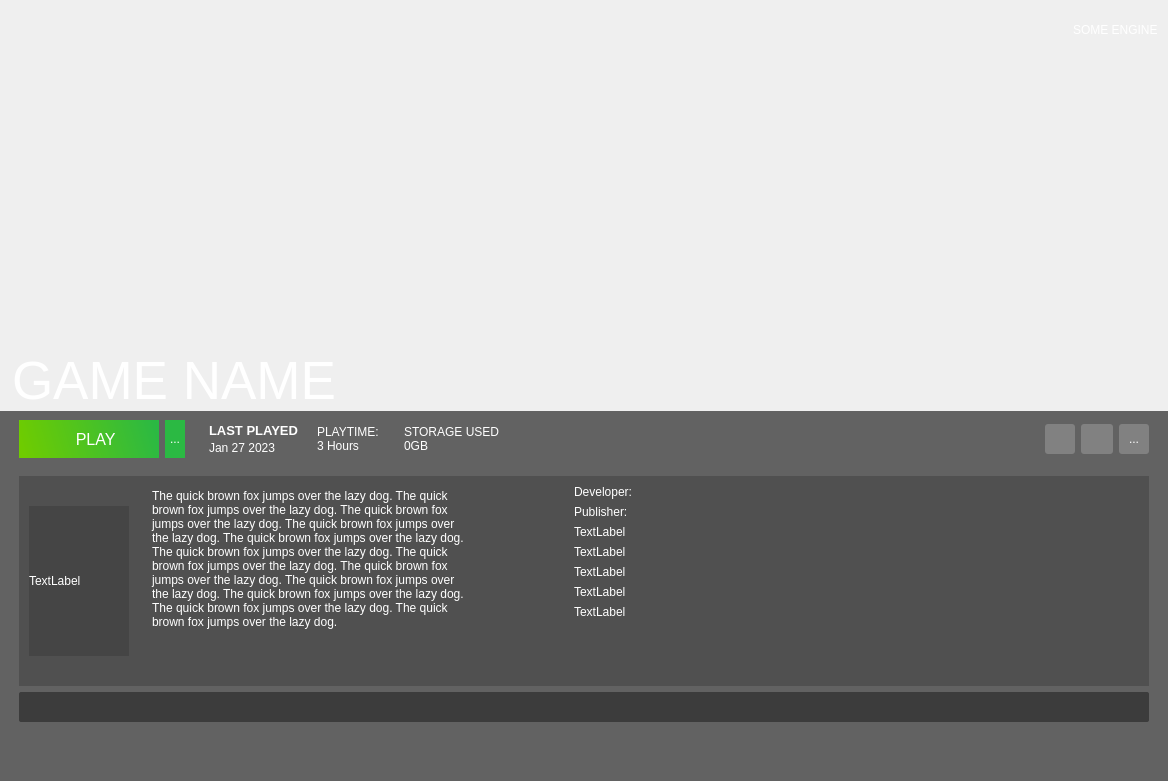
Old version of the form atlas/ui/views/DetailedRecordView.ui in the repository KJNeko/Atlas.
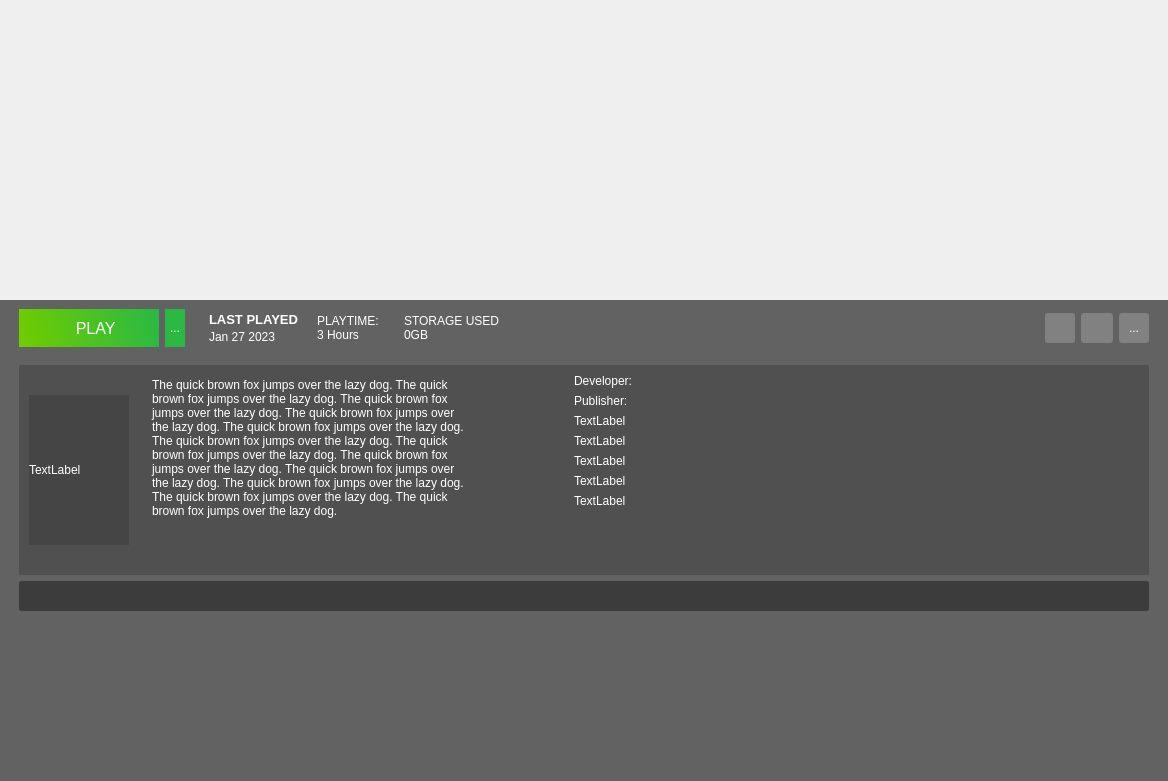
New version of the form. Icons and pictures are not drawn.

Commit message: Fixed issue with detail view layout. Now scales properly

```diff
--- a/atlas/ui/views/DetailedRecordView.ui
+++ b/atlas/ui/views/DetailedRecordView.ui
@@ -66,157 +66,37 @@
       <property name="spacing">
        <number>0</number>
       </property>
-      <item row="3" column="0">
-       <spacer name="horizontalSpacer_7">
-        <property name="orientation">
-         <enum>Qt::Horizontal</enum>
-        </property>
-        <property name="sizeType">
-         <enum>QSizePolicy::Fixed</enum>
-        </property>
-        <property name="sizeHint" stdset="0">
-         <size>
-          <width>12</width>
-          <height>20</height>
-         </size>
-        </property>
-       </spacer>
-      </item>
-      <item row="0" column="3">
-       <spacer name="verticalSpacer">
-        <property name="orientation">
-         <enum>Qt::Vertical</enum>
-        </property>
-        <property name="sizeType">
-         <enum>QSizePolicy::Fixed</enum>
-        </property>
-        <property name="sizeHint" stdset="0">
-         <size>
-          <width>10</width>
-          <height>20</height>
-         </size>
-        </property>
-       </spacer>
-      </item>
-      <item row="3" column="2" colspan="2">
-       <spacer name="horizontalSpacer">
-        <property name="orientation">
-         <enum>Qt::Horizontal</enum>
-        </property>
-        <property name="sizeType">
-         <enum>QSizePolicy::Expanding</enum>
-        </property>
-        <property name="sizeHint" stdset="0">
-         <size>
-          <width>0</width>
-          <height>0</height>
-         </size>
-        </property>
-       </spacer>
-      </item>
-      <item row="3" column="1">
-       <widget class="QLabel" name="lbGameName">
-        <property name="sizePolicy">
-         <sizepolicy hsizetype="Maximum" vsizetype="Maximum">
-          <horstretch>0</horstretch>
-          <verstretch>0</verstretch>
-         </sizepolicy>
-        </property>
-        <property name="font">
-         <font>
-          <pointsize>40</pointsize>
-         </font>
-        </property>
-        <property name="styleSheet">
-         <string notr="true"/>
-        </property>
-        <property name="text">
-         <string notr="true">GAME NAME</string>
-        </property>
-        <property name="textFormat">
-         <enum>Qt::AutoText</enum>
-        </property>
-       </widget>
-      </item>
-      <item row="1" column="4">
-       <spacer name="horizontalSpacer_8">
-        <property name="orientation">
-         <enum>Qt::Horizontal</enum>
-        </property>
-        <property name="sizeType">
-         <enum>QSizePolicy::Fixed</enum>
-        </property>
-        <property name="sizeHint" stdset="0">
-         <size>
-          <width>10</width>
-          <height>20</height>
-         </size>
-        </property>
-       </spacer>
-      </item>
-      <item row="1" column="3">
-       <widget class="QLabel" name="lbGameEngine">
-        <property name="sizePolicy">
-         <sizepolicy hsizetype="Maximum" vsizetype="Maximum">
-          <horstretch>0</horstretch>
-          <verstretch>0</verstretch>
-         </sizepolicy>
-        </property>
-        <property name="text">
-         <string notr="true">SOME ENGINE</string>
-        </property>
-        <property name="alignment">
-         <set>Qt::AlignBottom|Qt::AlignLeading|Qt::AlignLeft</set>
-        </property>
-       </widget>
-      </item>
-      <item row="2" column="3">
+      <item row="0" column="1">
        <spacer name="verticalSpacer_4">
         <property name="orientation">
          <enum>Qt::Vertical</enum>
         </property>
         <property name="sizeType">
-         <enum>QSizePolicy::MinimumExpanding</enum>
+         <enum>QSizePolicy::Fixed</enum>
         </property>
         <property name="sizeHint" stdset="0">
          <size>
           <width>20</width>
-          <height>180</height>
+          <height>280</height>
          </size>
         </property>
        </spacer>
       </item>
-      <item row="4" column="0" colspan="5">
+      <item row="2" column="0" colspan="3">
        <widget class="QWidget" name="bannerDetailWidget" native="true">
-        <property name="minimumSize">
-         <size>
-          <width>0</width>
-          <height>100</height>
-         </size>
+        <property name="sizePolicy">
+         <sizepolicy hsizetype="Expanding" vsizetype="Expanding">
+          <horstretch>0</horstretch>
+          <verstretch>0</verstretch>
+         </sizepolicy>
         </property>
         <property name="styleSheet">
-         <string notr="true">border:none;
-background-color:rgba(0, 0, 0, 150);</string>
+         <string notr="true">background-color:rgba(0, 0, 0, 150);
+border:none;</string>
         </property>
-        <layout class="QGridLayout" name="gridLayout_4">
-         <item row="2" column="1">
-          <spacer name="verticalSpacer_2">
-           <property name="orientation">
-            <enum>Qt::Vertical</enum>
-           </property>
-           <property name="sizeType">
-            <enum>QSizePolicy::Fixed</enum>
-           </property>
-           <property name="sizeHint" stdset="0">
-            <size>
-             <width>20</width>
-             <height>12</height>
-            </size>
-           </property>
-          </spacer>
-         </item>
-         <item row="1" column="0">
-          <spacer name="horizontalSpacer_9">
+        <layout class="QGridLayout" name="gridLayout_12">
+         <item row="0" column="0">
+          <spacer name="horizontalSpacer_15">
            <property name="orientation">
             <enum>Qt::Horizontal</enum>
            </property>
@@ -231,30 +111,7 @@
            </property>
           </spacer>
          </item>
-         <item row="1" column="8">
-          <widget class="QLabel" name="lbStorageUsed">
-           <property name="minimumSize">
-            <size>
-             <width>90</width>
-             <height>0</height>
-            </size>
-           </property>
-           <property name="maximumSize">
-            <size>
-             <width>100</width>
-             <height>16777215</height>
-            </size>
-           </property>
-           <property name="styleSheet">
-            <string notr="true">background-color:none;</string>
-           </property>
-           <property name="text">
-            <string>STORAGE USED
-0GB</string>
-           </property>
-          </widget>
-         </item>
-         <item row="1" column="1">
+         <item row="0" column="1">
           <widget class="QToolButton" name="btnPlay">
            <property name="minimumSize">
             <size>
@@ -298,7 +155,240 @@
            </property>
           </widget>
          </item>
-         <item row="1" column="11">
+         <item row="0" column="2">
+          <widget class="QToolButton" name="tbSelectVersion">
+           <property name="minimumSize">
+            <size>
+             <width>20</width>
+             <height>38</height>
+            </size>
+           </property>
+           <property name="styleSheet">
+            <string notr="true">background-color: rgba(43, 185, 67, 255);
+border-radius:none;
+color: rgb(255, 255, 255);</string>
+           </property>
+           <property name="text">
+            <string>...</string>
+           </property>
+           <property name="icon">
+            <iconset resource="../../resources.qrc">
+             <normaloff>:/images/assets/dropdownicon.svg</normaloff>:/images/assets/dropdownicon.svg</iconset>
+           </property>
+           <property name="iconSize">
+            <size>
+             <width>16</width>
+             <height>12</height>
+            </size>
+           </property>
+          </widget>
+         </item>
+         <item row="0" column="3">
+          <spacer name="horizontalSpacer_22">
+           <property name="orientation">
+            <enum>Qt::Horizontal</enum>
+           </property>
+           <property name="sizeType">
+            <enum>QSizePolicy::Fixed</enum>
+           </property>
+           <property name="sizeHint" stdset="0">
+            <size>
+             <width>10</width>
+             <height>20</height>
+            </size>
+           </property>
+          </spacer>
+         </item>
+         <item row="0" column="4">
+          <widget class="QWidget" name="LastPlayed" native="true">
+           <property name="minimumSize">
+            <size>
+             <width>58</width>
+             <height>0</height>
+            </size>
+           </property>
+           <property name="styleSheet">
+            <string notr="true">background:none;</string>
+           </property>
+           <layout class="QGridLayout" name="gridLayout_11">
+            <property name="leftMargin">
+             <number>2</number>
+            </property>
+            <property name="topMargin">
+             <number>2</number>
+            </property>
+            <property name="rightMargin">
+             <number>2</number>
+            </property>
+            <property name="bottomMargin">
+             <number>2</number>
+            </property>
+            <property name="spacing">
+             <number>2</number>
+            </property>
+            <item row="1" column="0">
+             <widget class="QLabel" name="lbLastPlayed">
+              <property name="minimumSize">
+               <size>
+                <width>80</width>
+                <height>0</height>
+               </size>
+              </property>
+              <property name="maximumSize">
+               <size>
+                <width>100</width>
+                <height>16777215</height>
+               </size>
+              </property>
+              <property name="styleSheet">
+               <string notr="true">background-color:none;</string>
+              </property>
+              <property name="text">
+               <string>Jan 27 2023</string>
+              </property>
+             </widget>
+            </item>
+            <item row="0" column="0">
+             <widget class="QLabel" name="label_16">
+              <property name="font">
+               <font>
+                <pointsize>10</pointsize>
+                <bold>true</bold>
+               </font>
+              </property>
+              <property name="text">
+               <string>LAST PLAYED</string>
+              </property>
+             </widget>
+            </item>
+           </layout>
+          </widget>
+         </item>
+         <item row="0" column="5">
+          <spacer name="horizontalSpacer_14">
+           <property name="orientation">
+            <enum>Qt::Horizontal</enum>
+           </property>
+           <property name="sizeType">
+            <enum>QSizePolicy::Fixed</enum>
+           </property>
+           <property name="sizeHint" stdset="0">
+            <size>
+             <width>5</width>
+             <height>20</height>
+            </size>
+           </property>
+          </spacer>
+         </item>
+         <item row="0" column="6">
+          <widget class="QLabel" name="lbTotalPlaytime">
+           <property name="minimumSize">
+            <size>
+             <width>70</width>
+             <height>0</height>
+            </size>
+           </property>
+           <property name="maximumSize">
+            <size>
+             <width>100</width>
+             <height>16777215</height>
+            </size>
+           </property>
+           <property name="styleSheet">
+            <string notr="true">background-color:none;</string>
+           </property>
+           <property name="text">
+            <string>PLAYTIME:
+3 Hours</string>
+           </property>
+          </widget>
+         </item>
+         <item row="0" column="7">
+          <spacer name="horizontalSpacer_16">
+           <property name="orientation">
+            <enum>Qt::Horizontal</enum>
+           </property>
+           <property name="sizeType">
+            <enum>QSizePolicy::Fixed</enum>
+           </property>
+           <property name="sizeHint" stdset="0">
+            <size>
+             <width>5</width>
+             <height>20</height>
+            </size>
+           </property>
+          </spacer>
+         </item>
+         <item row="0" column="8">
+          <widget class="QLabel" name="lbStorageUsed">
+           <property name="minimumSize">
+            <size>
+             <width>90</width>
+             <height>0</height>
+            </size>
+           </property>
+           <property name="maximumSize">
+            <size>
+             <width>100</width>
+             <height>16777215</height>
+            </size>
+           </property>
+           <property name="styleSheet">
+            <string notr="true">background-color:none;</string>
+           </property>
+           <property name="text">
+            <string>STORAGE USED
+0GB</string>
+           </property>
+          </widget>
+         </item>
+         <item row="0" column="9">
+          <spacer name="horizontalSpacer_7">
+           <property name="orientation">
+            <enum>Qt::Horizontal</enum>
+           </property>
+           <property name="sizeHint" stdset="0">
+            <size>
+             <width>517</width>
+             <height>20</height>
+            </size>
+           </property>
+          </spacer>
+         </item>
+         <item row="0" column="10">
+          <widget class="QPushButton" name="btnManageRecord">
+           <property name="minimumSize">
+            <size>
+             <width>30</width>
+             <height>30</height>
+            </size>
+           </property>
+           <property name="maximumSize">
+            <size>
+             <width>30</width>
+             <height>30</height>
+            </size>
+           </property>
+           <property name="styleSheet">
+            <string notr="true">background: rgba( 255, 255, 255, 50 );
+border-radius:3px;</string>
+           </property>
+           <property name="text">
+            <string/>
+           </property>
+           <property name="icon">
+            <iconset resource="../../resources.qrc">
+             <normaloff>:/images/assets/settings.svg</normaloff>:/images/assets/settings.svg</iconset>
+           </property>
+           <property name="iconSize">
+            <size>
+             <width>20</width>
+             <height>20</height>
+            </size>
+           </property>
+          </widget>
+         </item>
+         <item row="0" column="11">
           <widget class="QPushButton" name="pushButton">
            <property name="minimumSize">
             <size>
@@ -325,41 +415,61 @@
            </property>
           </widget>
          </item>
-         <item row="1" column="10">
-          <widget class="QPushButton" name="btnManageRecord">
+         <item row="0" column="12">
+          <widget class="QToolButton" name="btnFavorite">
            <property name="minimumSize">
             <size>
              <width>30</width>
              <height>30</height>
             </size>
            </property>
-           <property name="maximumSize">
-            <size>
-             <width>30</width>
-             <height>30</height>
-            </size>
-           </property>
            <property name="styleSheet">
             <string notr="true">background: rgba( 255, 255, 255, 50 );
 border-radius:3px;</string>
            </property>
            <property name="text">
-            <string/>
+            <string>...</string>
            </property>
            <property name="icon">
             <iconset resource="../../resources.qrc">
-             <normaloff>:/images/assets/settings.svg</normaloff>:/images/assets/settings.svg</iconset>
-           </property>
-           <property name="iconSize">
-            <size>
-             <width>20</width>
-             <height>20</height>
-            </size>
+             <normaloff>:/images/assets/rating_icon.svg</normaloff>:/images/assets/rating_icon.svg</iconset>
            </property>
           </widget>
          </item>
-         <item row="3" column="1" colspan="12">
-          <widget class="QWidget" name="widget" native="true">
+         <item row="0" column="13">
+          <spacer name="horizontalSpacer_17">
+           <property name="orientation">
+            <enum>Qt::Horizontal</enum>
+           </property>
+           <property name="sizeType">
+            <enum>QSizePolicy::Fixed</enum>
+           </property>
+           <property name="sizeHint" stdset="0">
+            <size>
+             <width>10</width>
+             <height>20</height>
+            </size>
+           </property>
+          </spacer>
+         </item>
+         <item row="1" column="1">
+          <spacer name="verticalSpacer_8">
+           <property name="orientation">
+            <enum>Qt::Vertical</enum>
+           </property>
+           <property name="sizeType">
+            <enum>QSizePolicy::Fixed</enum>
+           </property>
+           <property name="sizeHint" stdset="0">
+            <size>
+             <width>20</width>
+             <height>12</height>
+            </size>
+           </property>
+          </spacer>
+         </item>
+         <item row="2" column="1" colspan="12">
+          <widget class="QWidget" name="widget_5" native="true">
            <property name="minimumSize">
             <size>
              <width>0</width>
@@ -369,7 +479,7 @@
            <property name="styleSheet">
             <string notr="true">background-color: rgba(50,50, 50, 100);</string>
            </property>
-           <layout class="QGridLayout" name="gridLayout_5">
+           <layout class="QGridLayout" name="gridLayout_8">
             <property name="leftMargin">
              <number>0</number>
             </property>
@@ -604,92 +714,8 @@
            </layout>
           </widget>
          </item>
-         <item row="1" column="6">
-          <widget class="QLabel" name="lbTotalPlaytime">
-           <property name="minimumSize">
-            <size>
-             <width>70</width>
-             <height>0</height>
-            </size>
-           </property>
-           <property name="maximumSize">
-            <size>
-             <width>100</width>
-             <height>16777215</height>
-            </size>
-           </property>
-           <property name="styleSheet">
-            <string notr="true">background-color:none;</string>
-           </property>
-           <property name="text">
-            <string>PLAYTIME:
-3 Hours</string>
-           </property>
-          </widget>
-         </item>
-         <item row="1" column="3">
-          <spacer name="horizontalSpacer_3">
-           <property name="orientation">
-            <enum>Qt::Horizontal</enum>
-           </property>
-           <property name="sizeType">
-            <enum>QSizePolicy::Fixed</enum>
-           </property>
-           <property name="sizeHint" stdset="0">
-            <size>
-             <width>10</width>
-             <height>20</height>
-            </size>
-           </property>
-          </spacer>
-         </item>
-         <item row="1" column="5">
-          <spacer name="horizontalSpacer_4">
-           <property name="orientation">
-            <enum>Qt::Horizontal</enum>
-           </property>
-           <property name="sizeType">
-            <enum>QSizePolicy::Fixed</enum>
-           </property>
-           <property name="sizeHint" stdset="0">
-            <size>
-             <width>5</width>
-             <height>20</height>
-            </size>
-           </property>
-          </spacer>
-         </item>
-         <item row="1" column="9">
-          <spacer name="horizontalSpacer_2">
-           <property name="orientation">
-            <enum>Qt::Horizontal</enum>
-           </property>
-           <property name="sizeHint" stdset="0">
-            <size>
-             <width>40</width>
-             <height>20</height>
-            </size>
-           </property>
-          </spacer>
-         </item>
-         <item row="1" column="7">
-          <spacer name="horizontalSpacer_5">
-           <property name="orientation">
-            <enum>Qt::Horizontal</enum>
-           </property>
-           <property name="sizeType">
-            <enum>QSizePolicy::Fixed</enum>
-           </property>
-           <property name="sizeHint" stdset="0">
-            <size>
-             <width>5</width>
-             <height>20</height>
-            </size>
-           </property>
-          </spacer>
-         </item>
-         <item row="4" column="1" colspan="12">
-          <widget class="QWidget" name="widget_2" native="true">
+         <item row="3" column="1" colspan="12">
+          <widget class="QWidget" name="widget_4" native="true">
            <property name="minimumSize">
             <size>
              <width>0</width>
@@ -702,101 +728,8 @@
            </property>
           </widget>
          </item>
-         <item row="1" column="2">
-          <widget class="QToolButton" name="tbSelectVersion">
-           <property name="minimumSize">
-            <size>
-             <width>20</width>
-             <height>38</height>
-            </size>
-           </property>
-           <property name="styleSheet">
-            <string notr="true">background-color: rgba(43, 185, 67, 255);
-border-radius:none;
-color: rgb(255, 255, 255);</string>
-           </property>
-           <property name="text">
-            <string>...</string>
-           </property>
-           <property name="icon">
-            <iconset resource="../../resources.qrc">
-             <normaloff>:/images/assets/dropdownicon.svg</normaloff>:/images/assets/dropdownicon.svg</iconset>
-           </property>
-           <property name="iconSize">
-            <size>
-             <width>16</width>
-             <height>12</height>
-            </size>
-           </property>
-          </widget>
-         </item>
-         <item row="1" column="4">
-          <widget class="QWidget" name="LastPlayed" native="true">
-           <property name="minimumSize">
-            <size>
-             <width>58</width>
-             <height>0</height>
-            </size>
-           </property>
-           <property name="styleSheet">
-            <string notr="true">background:none;</string>
-           </property>
-           <layout class="QGridLayout" name="gridLayout_7">
-            <property name="leftMargin">
-             <number>2</number>
-            </property>
-            <property name="topMargin">
-             <number>2</number>
-            </property>
-            <property name="rightMargin">
-             <number>2</number>
-            </property>
-            <property name="bottomMargin">
-             <number>2</number>
-            </property>
-            <property name="spacing">
-             <number>2</number>
-            </property>
-            <item row="1" column="0">
-             <widget class="QLabel" name="lbLastPlayed">
-              <property name="minimumSize">
-               <size>
-                <width>80</width>
-                <height>0</height>
-               </size>
-              </property>
-              <property name="maximumSize">
-               <size>
-                <width>100</width>
-                <height>16777215</height>
-               </size>
-              </property>
-              <property name="styleSheet">
-               <string notr="true">background-color:none;</string>
-              </property>
-              <property name="text">
-               <string>Jan 27 2023</string>
-              </property>
-             </widget>
-            </item>
-            <item row="0" column="0">
-             <widget class="QLabel" name="label_8">
-              <property name="font">
-               <font>
-                <pointsize>10</pointsize>
-                <bold>true</bold>
-               </font>
-              </property>
-              <property name="text">
-               <string>LAST PLAYED</string>
-              </property>
-             </widget>
-            </item>
-           </layout>
-          </widget>
-         </item>
-         <item row="5" column="1">
-          <spacer name="verticalSpacer_3">
+         <item row="4" column="1">
+          <spacer name="verticalSpacer_6">
            <property name="orientation">
             <enum>Qt::Vertical</enum>
            </property>
@@ -811,46 +744,22 @@
            </property>
           </spacer>
          </item>
-         <item row="1" column="13">
-          <spacer name="horizontalSpacer_6">
-           <property name="orientation">
-            <enum>Qt::Horizontal</enum>
-           </property>
-           <property name="sizeType">
-            <enum>QSizePolicy::Fixed</enum>
-           </property>
-           <property name="sizeHint" stdset="0">
-            <size>
-             <width>10</width>
-             <height>20</height>
-            </size>
-           </property>
-          </spacer>
-         </item>
-         <item row="1" column="12">
-          <widget class="QToolButton" name="btnFavorite">
-           <property name="minimumSize">
-            <size>
-             <width>30</width>
-             <height>30</height>
-            </size>
-           </property>
-           <property name="styleSheet">
-            <string notr="true">background: rgba( 255, 255, 255, 50 );
-border-radius:3px;</string>
-           </property>
-           <property name="text">
-            <string>...</string>
-           </property>
-           <property name="icon">
-            <iconset resource="../../resources.qrc">
-             <normaloff>:/images/assets/rating_icon.svg</normaloff>:/images/assets/rating_icon.svg</iconset>
-           </property>
-          </widget>
-         </item>
         </layout>
        </widget>
       </item>
+      <item row="1" column="0" colspan="3">
+       <spacer name="horizontalSpacer_8">
+        <property name="orientation">
+         <enum>Qt::Horizontal</enum>
+        </property>
+        <property name="sizeHint" stdset="0">
+         <size>
+          <width>40</width>
+          <height>20</height>
+         </size>
+        </property>
+       </spacer>
+      </item>
      </layout>
     </widget>
    </item>
```
Left out of the diff: 28 changed lines with no effect on the pictures. The commit also changes 5 other files.
